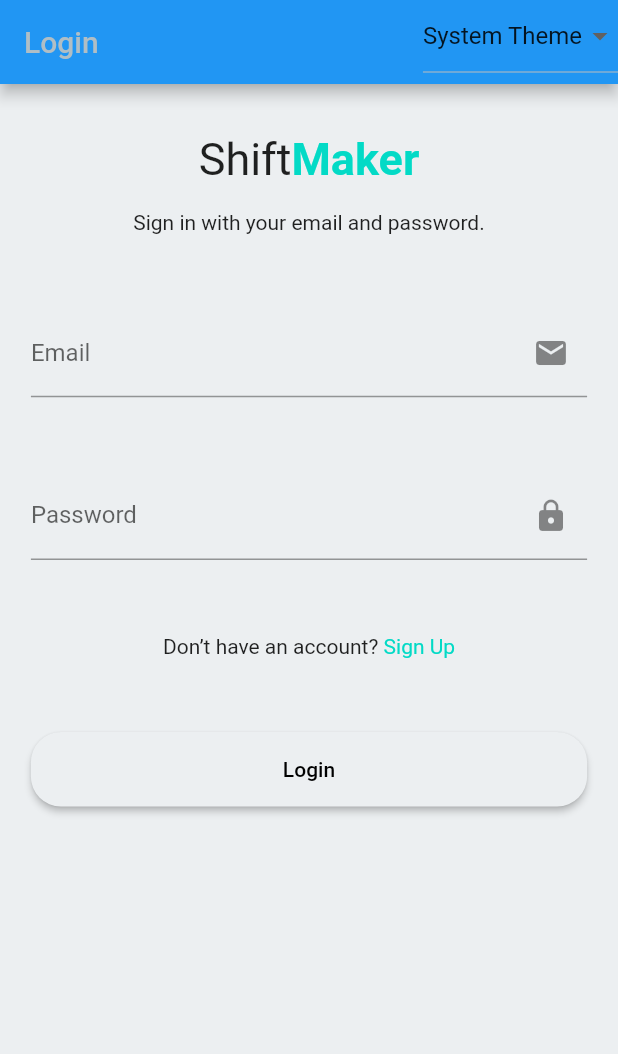
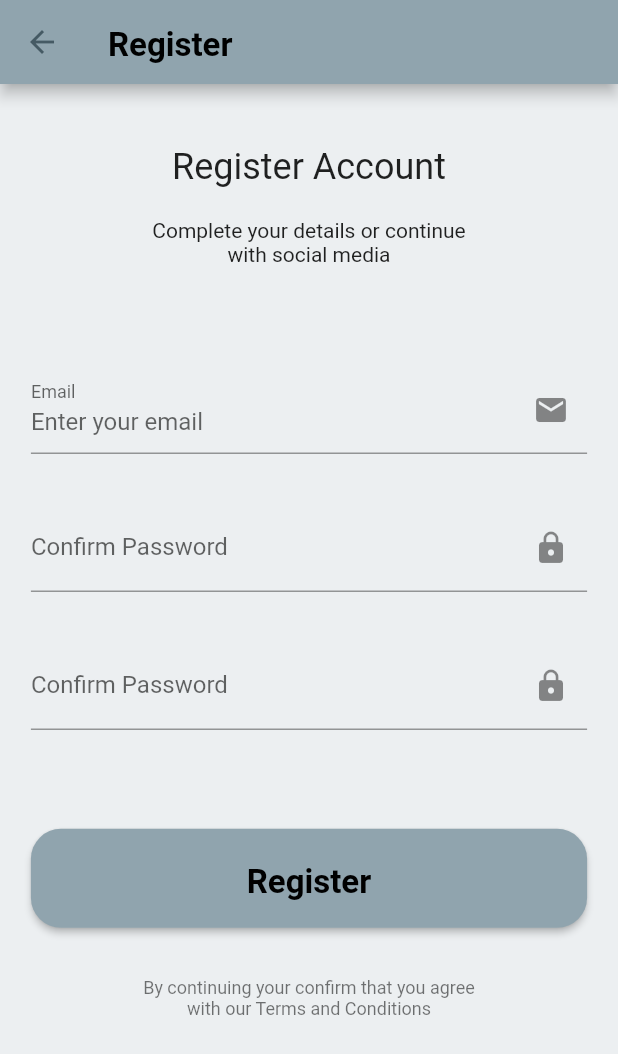
Before and after one commit to rahilkaiser/shift_maker, a Flutter app: the screen it shows after launch, after a tap on "Sign Up", on a phone screen of 412 x 824 dp. Shown: the top 1054 px of the screen. Run offline on Flutter 3.47's test engine with Material 2 defaults, Android fonts, the phone set to English and light mode, and no system bars; generated files the repository leaves out were written again; Roboto replaces fonts that are missing (Rubik).

Commit message:
added complete UI for LoginView and RegistrationView

```diff
--- /dev/null
+++ b/lib/src/core/theme/core_text_theme_constants.dart
@@ -0,0 +1,19 @@
+import 'package:flutter/material.dart';
+
+class CoreTextThemeConstants {
+  CoreTextThemeConstants._();
+
+  static TextStyle getBodyTextStyle1(Color color) => TextStyle(
+        color: color,
+        fontFamily: "Rubik",
+        fontSize: 22,
+        fontStyle: FontStyle.italic,
+        fontWeight: FontWeight.bold,
+      );
+
+  static TextStyle getHeadingTextStyle(Color color) => TextStyle(
+        color: color,
+        fontWeight: FontWeight.bold,
+        height: 1.5,
+      );
+}
--- a/lib/src/core/theme/dark_theme_constants.dart
+++ b/lib/src/core/theme/dark_theme_constants.dart
@@ -1,37 +1,26 @@
 import 'package:flutter/material.dart';
+
+import 'core_text_theme_constants.dart';
 
 class DarkThemeConstants {
   DarkThemeConstants._();
 
   static Color get darkBackGroundColor => Colors.blueGrey.shade900;
 
+  static Color get darkAppBarColor => Colors.blueGrey.shade700;
+
   static Color get darkPrimaryColor => Colors.blueGrey.shade300;
+
+  static Color get darkOnPrimaryColor => Colors.blueGrey.shade300;
 
   static Color get darkPrimaryContainerColor => Colors.black45;
 
-  static Color get darkOnPrimaryColor => Colors.blueGrey.shade300;
-
-  static Color get darkAppBarColor => Colors.blueGrey.shade800;
-
   static Color get darkAccentColor => const Color.fromRGBO(74, 217, 217, 1);
-
-  static TextTheme get darkTextTheme => TextTheme(
-        headline1: _darkHeadingTextStyle,
-        bodyText1: _darkBodyTextStyle,
-      );
 
   static Color get _darkTextColorPrimary => Colors.white;
 
-  static TextStyle get _darkHeadingTextStyle => TextStyle(
-        color: _darkTextColorPrimary,
-        fontFamily: "Rubik",
-      );
-
-  static TextStyle get _darkBodyTextStyle => TextStyle(
-        color: _darkTextColorPrimary,
-        fontFamily: "Rubik",
-        fontSize: 22,
-        fontStyle: FontStyle.italic,
-        fontWeight: FontWeight.bold,
+  static TextTheme get darkTextTheme => TextTheme(
+        headline1: CoreTextThemeConstants.getHeadingTextStyle(_darkTextColorPrimary),
+        bodyText1: CoreTextThemeConstants.getBodyTextStyle1(_darkTextColorPrimary),
       );
 }
--- a/lib/src/core/theme/light_theme_constants.dart
+++ b/lib/src/core/theme/light_theme_constants.dart
@@ -1,26 +1,26 @@
 import 'package:flutter/material.dart';
+
+import 'core_text_theme_constants.dart';
 
 class LightThemeConstants {
   LightThemeConstants._();
 
-  static Color get lightPrimaryColor => Colors.blueGrey.shade50;
-  static Color get lightPrimaryContainerColor => Colors.blueGrey.shade800;
-  static Color get lightOnPrimaryColor => Colors.blueGrey.shade200;
+  static Color get lightBackGroundColor => Colors.blueGrey.shade50;
+
+  static Color get lightAppBarColor => Colors.blueGrey.shade300;
+
+  static Color get lightPrimaryColor => Colors.blueGrey.shade300;
+
+  static Color get lightOnPrimaryColor => Colors.blueGrey.shade700;
+
+  static Color get lightPrimaryContainerColor => Colors.white54;
+
+  static Color get lightAccentColor => const Color.fromRGBO(74, 217, 217, 1);
+
   static Color get _lightTextColorPrimary => Colors.black;
-  static Color get lightAppBarColor => Colors.blue;
-
-  static TextStyle get _lightHeadingTextStyle => TextStyle(
-        color: _lightTextColorPrimary,
-        fontFamily: "Rubik",
-      );
-
-  static TextStyle get _lightBodyTextStyle => TextStyle(
-        color: _lightTextColorPrimary,
-        fontFamily: "Rubik",
-      );
 
   static TextTheme get lightTextTheme => TextTheme(
-        headline1: _lightHeadingTextStyle,
-        bodyText1: _lightBodyTextStyle,
+        headline1: CoreTextThemeConstants.getHeadingTextStyle(_lightTextColorPrimary),
+        bodyText1: CoreTextThemeConstants.getBodyTextStyle1(_lightTextColorPrimary),
       );
 }
--- /dev/null
+++ b/lib/src/core/theme/sizefit/core_spacing_constants.dart
@@ -0,0 +1,21 @@
+import 'package:flutter/material.dart';
+
+class CoreSpacingConstants {
+  CoreSpacingConstants._();
+
+  /// The main Padding for app-content
+  ///
+  ///
+  static EdgeInsets getCoreBodyContentPadding(Size screenSize) => EdgeInsets.symmetric(horizontal: screenSize.width * 0.05, vertical: screenSize.width * 0.1);
+
+  static SizedBox getCoreFormSpacingSizedBox(BuildContext context) {
+    final mediaQuery = MediaQuery.of(context);
+
+    if (mediaQuery.orientation == Orientation.portrait) {
+      return SizedBox(height: mediaQuery.size.height * 0.04);
+    }
+
+    return SizedBox(height: mediaQuery.size.height * 0.08);
+
+  }
+}
--- a/lib/src/core/theme/theme.dart
+++ b/lib/src/core/theme/theme.dart
@@ -9,7 +9,7 @@
   static const _iconColor = Colors.white;
 
   static final ThemeData lightTheme = ThemeData(
-    scaffoldBackgroundColor: LightThemeConstants.lightPrimaryColor,
+    scaffoldBackgroundColor: LightThemeConstants.lightBackGroundColor,
     appBarTheme: AppBarTheme(
       color: LightThemeConstants.lightAppBarColor,
     ),
@@ -18,6 +18,7 @@
       primary: LightThemeConstants.lightPrimaryColor,
       onPrimary: LightThemeConstants.lightOnPrimaryColor,
       primaryContainer: LightThemeConstants.lightPrimaryContainerColor,
+      secondary: DarkThemeConstants.darkAccentColor,
     ),
   );
 
--- a/lib/src/root.dart
+++ b/lib/src/root.dart
@@ -1,7 +1,7 @@
 import 'package:flutter/material.dart';
 import 'package:flutter_gen/gen_l10n/app_localizations.dart';
 import 'package:flutter_localizations/flutter_localizations.dart';
-import 'package:shift_maker/src/core/theme/theme.dart';
+import  'core/theme/theme.dart';
 
 import 'core/settings/settings_controller.dart';
 import 'view/auth/login/login_screen.dart';
--- /dev/null
+++ b/lib/src/view/auth/core-components/app-bar-title-component/app_bar_title_component.dart
@@ -0,0 +1,18 @@
+import 'package:flutter/material.dart';
+
+class AppBarTitleComponent extends StatelessWidget {
+  final String title;
+
+  const AppBarTitleComponent({Key? key, required this.title}) : super(key: key);
+
+  @override
+  Widget build(BuildContext context) {
+    final themeData = Theme.of(context);
+    return Text(
+      this.title,
+      style: themeData.textTheme.headline1!.copyWith(
+        fontSize: 22,
+      ),
+    );
+  }
+}
--- a/lib/src/view/auth/login/components/login_screen_body.dart
+++ b/lib/src/view/auth/login/components/login_screen_body.dart
@@ -1,6 +1,9 @@
 import 'package:flutter/material.dart';
 
+import '../../../../core/theme/sizefit/core_spacing_constants.dart';
 import '../../core-components/app_title_component.dart';
+import '../../../core-components/core-continue-button-component/continue_button_component.dart';
+import '../../register/register_screen.dart';
 
 class LoginScreenBody extends StatelessWidget {
   const LoginScreenBody({Key? key}) : super(key: key);
@@ -10,34 +13,30 @@
     final themeData = Theme.of(context);
     Size size = MediaQuery.of(context).size;
 
-    return SafeArea(
-      child: SizedBox(
-        width: double.infinity,
+    return SingleChildScrollView(
+      physics: const BouncingScrollPhysics(),
       child: Padding(
-          padding: EdgeInsets.symmetric(
-            horizontal: size.width * 0.05,
-          ),
-          child: SingleChildScrollView(
+        padding: CoreSpacingConstants.getCoreBodyContentPadding(size),
         child: Column(
           children: [
             Container(
               color: Colors.yellow,
             ),
-                SizedBox(height: size.height * 0.04),
             const AppTitleComponent(),
-                SizedBox(height: size.height * 0.02),
+            SizedBox(height: size.height * 0.025),
             const Text(
               "Sign in with your email and password.",
               textAlign: TextAlign.center,
             ),
-                SizedBox(height: size.height * 0.06),
+            CoreSpacingConstants.getCoreFormSpacingSizedBox(context),
+            CoreSpacingConstants.getCoreFormSpacingSizedBox(context),
             TextFormField(
-                  decoration: InputDecoration(
+              decoration: const InputDecoration(
                 suffixIcon: Icon(Icons.email),
                 labelText: 'Email',
               ),
             ),
-                SizedBox(height: size.height * 0.06),
+            CoreSpacingConstants.getCoreFormSpacingSizedBox(context),
             TextFormField(
               decoration: const InputDecoration(
                 suffixIcon: Icon(Icons.lock),
@@ -45,14 +44,20 @@
               ),
               obscureText: true,
             ),
-                SizedBox(height: size.height * 0.06),
+            CoreSpacingConstants.getCoreFormSpacingSizedBox(context),
+            CoreSpacingConstants.getCoreFormSpacingSizedBox(context),
             Row(
               mainAxisAlignment: MainAxisAlignment.center,
               children: [
-                    Text("Don’t have an account? "),
+                const Text("Don’t have an account? "),
                 GestureDetector(
-                      // onTap: () => Navigator.pushNamed(context, SignUpScreen.routeName),
-                      onTap: () {},
+                  onTap: () {
+                    Navigator.push(
+                        context,
+                        MaterialPageRoute(
+                          builder: (context) => const RegisterScreen(),
+                        ));
+                  },
                   child: Text(
                     "Sign Up",
                     style: TextStyle(color: themeData.colorScheme.secondary),
@@ -60,25 +65,14 @@
                 ),
               ],
             ),
-                SizedBox(height: size.height * 0.06),
-                SizedBox(
-                  width: double.infinity,
-                  height: size.height * 0.06,
-
-                  child: ElevatedButton(
-                    style: ElevatedButton.styleFrom(
-                      shape: RoundedRectangleBorder(borderRadius: BorderRadius.circular(20)),
-                    ),
-                    onPressed: () {  },
-                    child: Text(
-                      "Login",
-                      style: themeData.textTheme.bodyLarge,
-                    ),
-                  ),
+            CoreSpacingConstants.getCoreFormSpacingSizedBox(context),
+            ContinueButtonComponent(
+              text: "Login",
+              onPressed: () {
+                this._showButtonPressDialog(context, "Login pressed");
+              },
             )
           ],
-            ),
-          ),
         ),
       ),
     );
@@ -87,7 +81,6 @@
   void _showButtonPressDialog(BuildContext context, String provider) {
     ScaffoldMessenger.of(context).showSnackBar(SnackBar(
       content: Text('$provider Button Pressed!'),
-      backgroundColor: Colors.black26,
       duration: const Duration(milliseconds: 400),
     ));
   }
--- a/lib/src/view/auth/login/login_screen.dart
+++ b/lib/src/view/auth/login/login_screen.dart
@@ -1,8 +1,9 @@
 import 'package:flutter/material.dart';
 
 import '../../../core/settings/settings_controller.dart';
+import '../core-components/app-bar-title-component/app_bar_title_component.dart';
+
 import 'components/login_screen_body.dart';
-
 
 class LoginScreen extends StatelessWidget {
   final SettingsController settingsController;
@@ -11,10 +12,9 @@
 
   @override
   Widget build(BuildContext context) {
-
     return Scaffold(
         appBar: AppBar(
-        title: const Text("Login"),
+          title: const AppBarTitleComponent(title: "Login"),
           actions: [
             DropdownButton<ThemeMode>(
               value: this.settingsController.themeMode,
@@ -36,7 +36,6 @@
             ),
           ],
         ),
-      body: LoginScreenBody()
-    );
+        body: const LoginScreenBody());
   }
 }
--- /dev/null
+++ b/lib/src/view/auth/register/components/register_screen_body.dart
@@ -0,0 +1,98 @@
+import 'package:flutter/material.dart';
+
+import '../../../../core/theme/sizefit/core_spacing_constants.dart';
+import '../../../core-components/core-continue-button-component/continue_button_component.dart';
+
+class RegisterScreenBody extends StatelessWidget {
+  const RegisterScreenBody({Key? key}) : super(key: key);
+
+  @override
+  Widget build(BuildContext context) {
+    final _formKey = GlobalKey<FormState>();
+    Size size = MediaQuery.of(context).size;
+    final themeData = Theme.of(context);
+
+    return SingleChildScrollView(
+      physics: const BouncingScrollPhysics(),
+      child: Padding(
+        padding: CoreSpacingConstants.getCoreBodyContentPadding(size),
+        child: Column(
+          children: [
+            Text("Register Account", style: themeData.textTheme.headline5),
+            SizedBox(height: size.height * 0.025),
+            const Text(
+              "Complete your details or continue \nwith social media",
+              textAlign: TextAlign.center,
+            ),
+            CoreSpacingConstants.getCoreFormSpacingSizedBox(context),
+            CoreSpacingConstants.getCoreFormSpacingSizedBox(context),
+            Form(
+              key: _formKey,
+              child: Column(
+                children: [
+                  TextFormField(
+                    keyboardType: TextInputType.emailAddress,
+                    decoration: const InputDecoration(
+                      labelText: "Email",
+                      hintText: "Enter your email",
+                      floatingLabelBehavior: FloatingLabelBehavior.always,
+                      suffixIcon: Icon(Icons.email),
+                    ),
+                  ),
+
+                  CoreSpacingConstants.getCoreFormSpacingSizedBox(context),
+                  TextFormField(
+                    decoration: const InputDecoration(
+                      suffixIcon: Icon(Icons.lock),
+                      hintText: "Re-enter your password",
+                      labelText: "Confirm Password",
+                    ),
+                    obscureText: true,
+                  ),
+                  CoreSpacingConstants.getCoreFormSpacingSizedBox(context),
+                  TextFormField(
+                    decoration: const InputDecoration(
+                      suffixIcon: Icon(Icons.lock),
+                      hintText: "Re-enter your password",
+                      labelText: "Confirm Password",
+                    ),
+                    obscureText: true,
+                  ),
+                  // FormError(errors: errors),
+                  CoreSpacingConstants.getCoreFormSpacingSizedBox(context),
+                  CoreSpacingConstants.getCoreFormSpacingSizedBox(context),
+                  ContinueButtonComponent(
+                    text: "Register",
+                    onPressed: () {
+                      this._showButtonPressDialog(context, "Register pressed");
+                    },
+                  ),
+                ],
+              ),
+            ),
+            CoreSpacingConstants.getCoreFormSpacingSizedBox(context),
+            //
+            // SizedBox(height: SizeConfig.screenHeight * 0.08),
+            //
+            // SizedBox(height: size.height * 0.08),
+            //
+            //
+
+            Text(
+              'By continuing your confirm that you agree \nwith our Terms and Conditions',
+              textAlign: TextAlign.center,
+              style: Theme.of(context).textTheme.caption,
+            )
+          ],
+        ),
+      ),
+    );
+  }
+
+  void _showButtonPressDialog(BuildContext context, String provider) {
+    ScaffoldMessenger.of(context).showSnackBar(SnackBar(
+      content: Text('$provider Button Pressed!'),
+      duration: const Duration(milliseconds: 400),
+    ));
+  }
+}
--- /dev/null
+++ b/lib/src/view/auth/register/register_screen.dart
@@ -0,0 +1,16 @@
+import 'package:flutter/material.dart';
+
+import '../core-components/app-bar-title-component/app_bar_title_component.dart';
+import 'components/register_screen_body.dart';
+
+class RegisterScreen extends StatelessWidget {
+  const RegisterScreen({Key? key}) : super(key: key);
+
+  @override
+  Widget build(BuildContext context) {
+    return Scaffold(
+      appBar: AppBar(title: const AppBarTitleComponent(title: "Register")),
+      body: const RegisterScreenBody(),
+    );
+  }
+}
--- /dev/null
+++ b/lib/src/view/core-components/core-continue-button-component/continue_button_component.dart
@@ -0,0 +1,28 @@
+import 'package:flutter/material.dart';
+
+class ContinueButtonComponent extends StatelessWidget {
+  final String text;
+  final void Function()? onPressed;
+
+  const ContinueButtonComponent({Key? key, required this.text, required this.onPressed}) : super(key: key);
+
+  @override
+  Widget build(BuildContext context) {
+    final themeData = Theme.of(context);
+    Size size = MediaQuery.of(context).size;
+    return SizedBox(
+      width: double.infinity,
+      height: MediaQuery.of(context).orientation == Orientation.portrait ? size.height * 0.08 : size.height * 0.18,
+      child: ElevatedButton(
+        style: ElevatedButton.styleFrom(
+          shape: RoundedRectangleBorder(borderRadius: BorderRadius.circular(20)),
+        ),
+        onPressed: this.onPressed,
+        child: Text(
+          this.text,
+          style: themeData.textTheme.headline1!.copyWith(fontSize: 22),
+        ),
+      ),
+    );
+  }
+}
```
Also changed, not shown: lib/src/view/auth/core-components/app_title_component.dart (+0 -16 lines), lib/src/core/theme/core_spacing.dart (added). Lines whose indentation alone changed are shown as unchanged.
